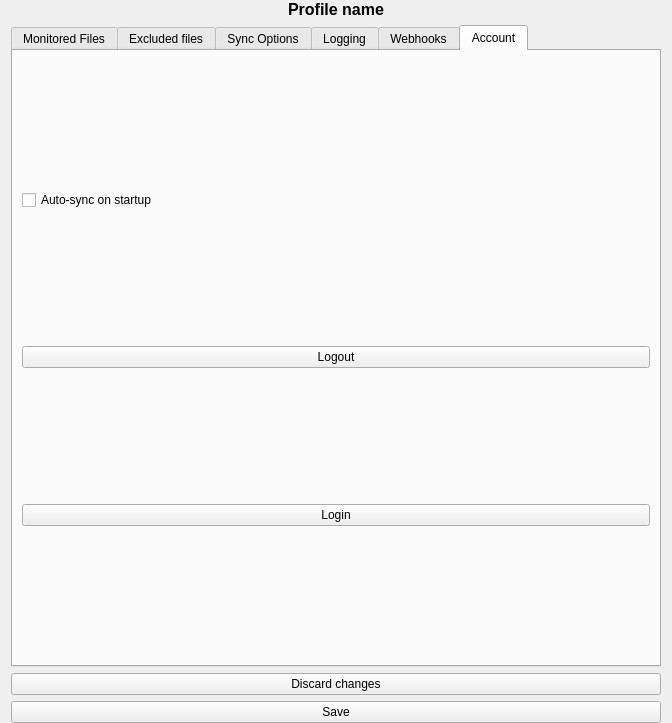
Old version of the form src/ui/profile_settings_page.ui in the repository bpozdena/OneDriveGUI.
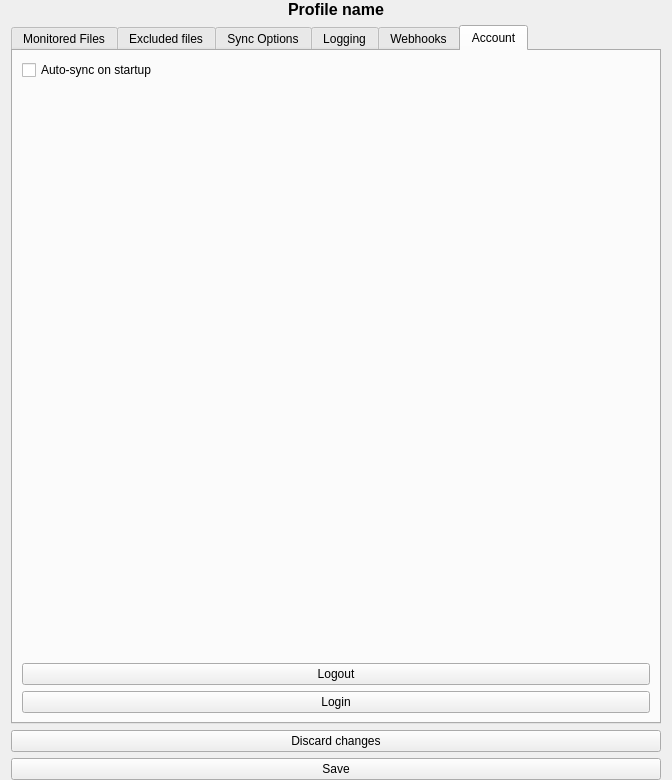
New version of the form. The open tabs and pages were chosen to show the change.

Commit message: Add tooltips to profile configuration options #15

What changed in the file:
```diff
--- a/src/ui/profile_settings_page.ui
+++ b/src/ui/profile_settings_page.ui
@@ -7,7 +7,7 @@
     <x>0</x>
     <y>0</y>
     <width>670</width>
-    <height>723</height>
+    <height>780</height>
    </rect>
   </property>
   <property name="windowTitle">
@@ -782,6 +782,19 @@
            </property>
           </widget>
          </item>
+         <item>
+          <spacer name="verticalSpacer_5">
+           <property name="orientation">
+            <enum>Qt::Vertical</enum>
+           </property>
+           <property name="sizeHint" stdset="0">
+            <size>
+             <width>20</width>
+             <height>40</height>
+            </size>
+           </property>
+          </spacer>
+         </item>
          <item>
           <widget class="QPushButton" name="pushButton_logout">
            <property name="text">
```
Left out of the diff: 146 changed lines with no effect on the pictures. The commit also changes 3 other files.
